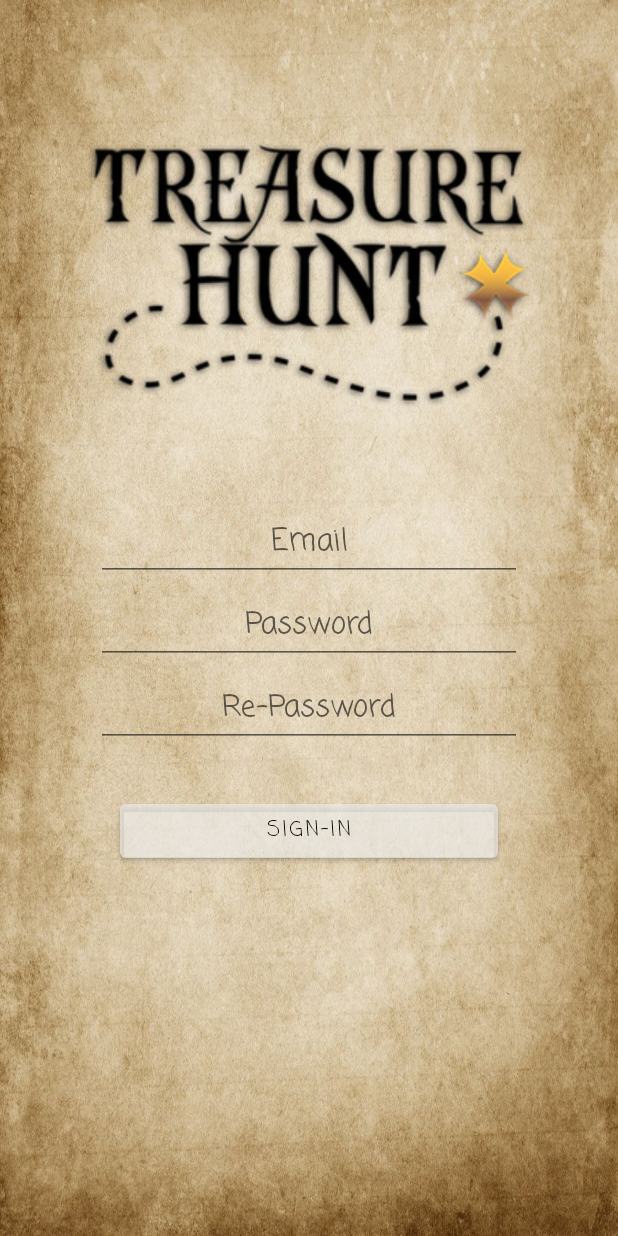
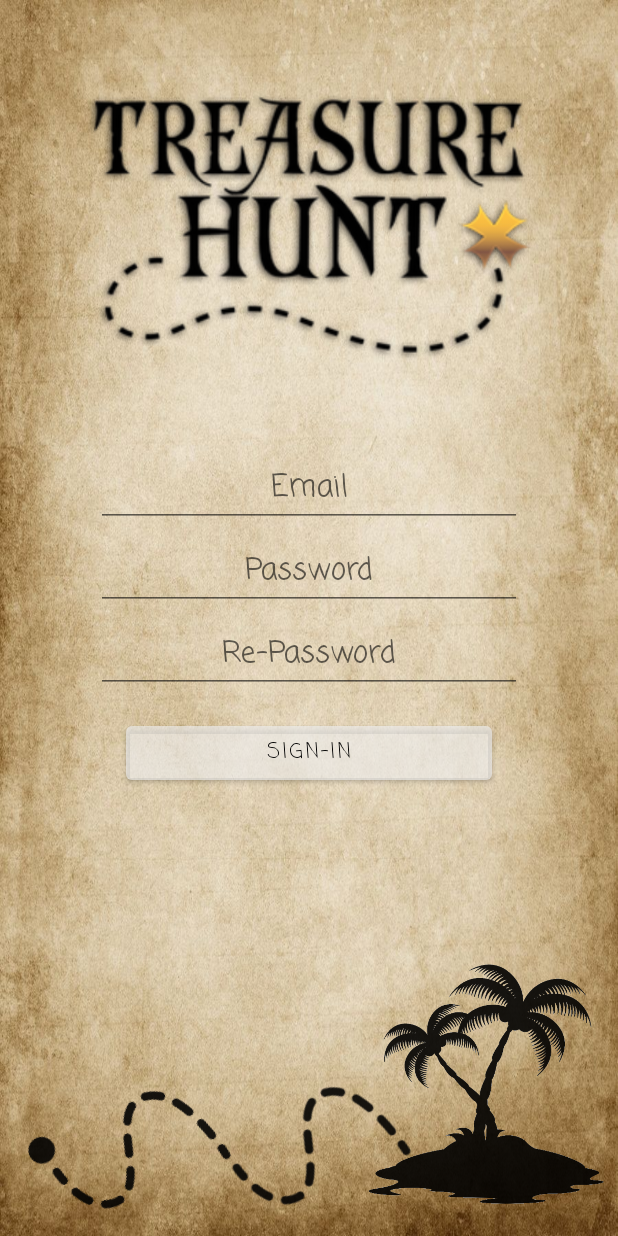
Before and after one commit to IdoSagiv/treasure-hunt, an Android app: the CreatorRegisterFragment screen opened through its navigation route, on a phone screen of 412 x 824 dp. Run offline under Robolectric (Android 15) with nearby library versions, the phone set to English and light mode, and no system bars; our stand-ins replace Firebase (no records; nobody signed in at launch, a user with empty details on screens opened directly); libraries missing offline, so code that uses them is left out: org.osmdroid.config, org.osmdroid.util; 1 statement that could not run was skipped.

Commit message:
app design changes

```diff
--- a/app/src/main/java/huji/postpc2021/treasure_hunt/CreatorFlow/ClueLocationAdapter.java
+++ b/app/src/main/java/huji/postpc2021/treasure_hunt/CreatorFlow/ClueLocationAdapter.java
@@ -1,5 +1,6 @@
 package huji.postpc2021.treasure_hunt.CreatorFlow;
 
+import android.annotation.SuppressLint;
 import android.content.Context;
 import android.view.LayoutInflater;
 import android.view.MotionEvent;
@@ -39,6 +40,7 @@ public class ClueLocationAdapter extends RecyclerView.Adapter<ClueLocationViewHo
         notifyDataSetChanged();
     }
 
+    @SuppressLint("ClickableViewAccessibility")
     @NonNull
     @Override
     public ClueLocationViewHolder onCreateViewHolder(@NonNull ViewGroup parent, int viewType) {
@@ -59,7 +61,6 @@ public class ClueLocationAdapter extends RecyclerView.Adapter<ClueLocationViewHo
     public void onBindViewHolder(@NonNull ClueLocationViewHolder holder, int position) {
         Clue clue = clues.get(position);
         holder.clueDescriptionTextView.setText(clue.getDescription());
-        holder.clueIndexTextView.setText(Integer.toString(clue.getIndex()));
         holder.goToClueButton.setOnClickListener(v -> {
             if (goToMarkerBtnCallback != null) {
                 goToMarkerBtnCallback.onClick(clue);
--- a/app/src/main/java/huji/postpc2021/treasure_hunt/CreatorFlow/ClueLocationViewHolder.java
+++ b/app/src/main/java/huji/postpc2021/treasure_hunt/CreatorFlow/ClueLocationViewHolder.java
@@ -12,7 +12,6 @@ import huji.postpc2021.treasure_hunt.R;
 public class ClueLocationViewHolder extends RecyclerView.ViewHolder {
     View view;
     TextView clueDescriptionTextView;
-    TextView clueIndexTextView;
     ImageView goToClueButton;
     ImageView dragHandleButton;
 
@@ -20,7 +19,6 @@ public class ClueLocationViewHolder extends RecyclerView.ViewHolder {
         super(itemView);
         this.view = itemView;
         this.clueDescriptionTextView = itemView.findViewById(R.id.textViewClueDescription);
-        this.clueIndexTextView = itemView.findViewById(R.id.textViewClueIndex);
         this.goToClueButton = itemView.findViewById(R.id.buttonGoToClueLocation);
         this.dragHandleButton = itemView.findViewById(R.id.buttonDragHandle);
     }
--- a/app/src/main/res/layout/fragment_creator_edit_game.xml
+++ b/app/src/main/res/layout/fragment_creator_edit_game.xml
@@ -105,8 +105,8 @@
                 android:layout_marginBottom="24dp"
                 android:layout_weight="10"
                 android:paddingStart="16dp"
+                android:paddingEnd="16dp"
                 android:scrollbars="vertical"
-                android:paddingEnd="16dp"
                 tools:listitem="@layout/clue_location_item" />
 
             <LinearLayout
--- a/app/src/main/res/layout/fragment_creator_register.xml
+++ b/app/src/main/res/layout/fragment_creator_register.xml
@@ -8,83 +8,95 @@
     android:background="@drawable/app_background"
     tools:context=".CreatorFlow.Fragments.CreatorRegisterFragment">
 
+    <LinearLayout
+        android:layout_width="match_parent"
+        android:layout_height="0dp"
+        android:gravity="center_horizontal"
+        android:orientation="vertical"
+        app:layout_constraintBottom_toTopOf="@+id/layout_images"
+        app:layout_constraintTop_toTopOf="parent">
 
         <ImageView
-        android:id="@+id/imageViewLogoInCreatorRegister"
             android:layout_width="300dp"
             android:layout_height="300dp"
-        android:layout_marginTop="32dp"
-        app:layout_constraintEnd_toEndOf="parent"
-        app:layout_constraintStart_toStartOf="parent"
-        app:layout_constraintTop_toTopOf="parent"
             app:srcCompat="@drawable/logo" />
+
+        <LinearLayout
+            android:layout_width="match_parent"
+            android:layout_height="wrap_content"
+            android:layout_gravity="center_horizontal"
+            android:layout_marginStart="64dp"
+            android:layout_marginEnd="64dp"
+            android:orientation="vertical">
 
             <EditText
                 android:id="@+id/editTextNewEmail"
-        android:layout_width="0dp"
+                android:layout_width="match_parent"
                 android:layout_height="wrap_content"
-        android:layout_marginStart="64dp"
-        android:layout_marginTop="4dp"
-        android:layout_marginEnd="64dp"
                 android:fontFamily="@string/app_font"
                 android:hint="@string/Register_Email"
                 android:inputType="textEmailAddress"
                 android:textAlignment="center"
                 android:textColor="@color/black"
-        android:textSize="20sp"
-        app:layout_constraintEnd_toEndOf="parent"
-        app:layout_constraintStart_toStartOf="parent"
-        app:layout_constraintTop_toBottomOf="@id/imageViewLogoInCreatorRegister" />
+                android:textSize="20sp" />
 
             <EditText
                 android:id="@+id/editTextNewPassword"
-        android:layout_width="0dp"
+                android:layout_width="match_parent"
                 android:layout_height="wrap_content"
-        android:layout_marginStart="64dp"
                 android:layout_marginTop="4dp"
-        android:layout_marginEnd="64dp"
                 android:fontFamily="@string/app_font"
                 android:hint="@string/Register_password"
                 android:inputType="textPassword"
                 android:textAlignment="center"
                 android:textColor="@color/black"
-        android:textSize="20sp"
-        app:layout_constraintEnd_toEndOf="parent"
-        app:layout_constraintStart_toStartOf="parent"
-        app:layout_constraintTop_toBottomOf="@id/editTextNewEmail" />
+                android:textSize="20sp" />
 
             <EditText
                 android:id="@+id/editTextNewRePassword"
-        android:layout_width="0dp"
+                android:layout_width="match_parent"
                 android:layout_height="wrap_content"
-        android:layout_marginStart="64dp"
                 android:layout_marginTop="4dp"
-        android:layout_marginEnd="64dp"
                 android:fontFamily="@string/app_font"
                 android:hint="@string/Register_re_password"
                 android:inputType="textPassword"
                 android:textAlignment="center"
                 android:textColor="@color/black"
-        android:textSize="20sp"
-        app:layout_constraintEnd_toEndOf="parent"
-        app:layout_constraintStart_toStartOf="parent"
-        app:layout_constraintTop_toBottomOf="@id/editTextNewPassword" />
+                android:textSize="20sp" />
 
 
             <Button
                 android:id="@+id/buttonSignIn"
-        android:layout_width="0dp"
+                android:layout_width="match_parent"
                 android:layout_height="wrap_content"
-        android:layout_marginStart="80dp"
-        android:layout_marginTop="32dp"
-        android:layout_marginEnd="80dp"
+                android:layout_marginStart="20dp"
+                android:layout_marginTop="16dp"
+                android:layout_marginEnd="20dp"
                 android:fontFamily="@string/app_font"
                 android:text="@string/Register_sign_in"
                 android:textColor="@color/black"
-        app:backgroundTint="@color/buttons_background"
-        app:layout_constraintEnd_toEndOf="parent"
-        app:layout_constraintStart_toStartOf="parent"
-        app:layout_constraintTop_toBottomOf="@+id/editTextNewRePassword" />
+                app:backgroundTint="@color/buttons_background" />
+
+        </LinearLayout>
+
+    </LinearLayout>
+
+    <LinearLayout
+        android:id="@+id/layout_images"
+        android:layout_width="match_parent"
+        android:layout_height="wrap_content"
+        android:gravity="center_vertical"
+        android:orientation="horizontal"
+        app:layout_constraintBottom_toBottomOf="parent">
+
+        <ImageView
+            android:layout_width="wrap_content"
+            android:layout_height="200dp"
+            android:layout_marginStart="16dp"
+            android:layout_marginEnd="8dp"
+            android:alpha="0.9"
+            android:src="@drawable/path_to_island" />
+    </LinearLayout>
 
 
 </androidx.constraintlayout.widget.ConstraintLayout>
--- a/app/src/main/res/layout/fragment_game_over.xml
+++ b/app/src/main/res/layout/fragment_game_over.xml
@@ -24,11 +24,10 @@
         android:layout_width="wrap_content"
         android:layout_height="wrap_content"
         android:layout_marginTop="8dp"
-        android:fontFamily="@string/app_font"
         android:gravity="center"
         android:text="@string/score_list"
-        android:textColor="@color/black"
         android:textSize="28sp"
+        style="@style/AppTextStyle"
         app:layout_constraintEnd_toEndOf="parent"
         app:layout_constraintStart_toStartOf="parent"
         app:layout_constraintTop_toBottomOf="@id/imageViewLogoInGameOver" />
--- a/app/src/main/res/navigation/nav_graph.xml
+++ b/app/src/main/res/navigation/nav_graph.xml
@@ -165,8 +165,10 @@
         <action
             android:id="@+id/action_creatorDoneEditGame_to_creatorInPlay"
             app:destination="@id/creatorInPlay"
-            app:enterAnim="@anim/slide_in_left"
-            app:popEnterAnim="@anim/slide_in_left" />
+            app:enterAnim="@anim/slide_in_right"
+            app:exitAnim="@anim/slide_out_left"
+            app:popEnterAnim="@anim/slide_in_left"
+            app:popExitAnim="@anim/slide_out_right" />
         <action
             android:id="@+id/action_creatorDoneEditGame_to_creatorHomeScreen"
             app:destination="@id/creatorHomeScreen"
@@ -187,8 +189,10 @@
         <action
             android:id="@+id/action_creatorInPlay_to_creatorGameOver"
             app:destination="@id/creatorGameOver"
-            app:enterAnim="@anim/slide_in_left"
-            app:popEnterAnim="@anim/slide_in_left" />
+            app:enterAnim="@anim/slide_in_right"
+            app:exitAnim="@anim/slide_out_left"
+            app:popEnterAnim="@anim/slide_in_left"
+            app:popExitAnim="@anim/slide_out_right" />
     </fragment>
 
     <fragment
--- a/app/src/main/res/values/strings.xml
+++ b/app/src/main/res/values/strings.xml
@@ -27,7 +27,7 @@
     <string name="Register_re_password">Re-Password</string>
     <string name="Register_sign_in">Sign-in</string>
 
-    <string name="enter_existing_game_btn">Existing game</string>
+    <string name="enter_existing_game_btn">Existing Game</string>
     <string name="creator_new_game">New Game</string>
     <string name="logout_button">Logout</string>
 
--- a/app/src/main/res/values/styles.xml
+++ b/app/src/main/res/values/styles.xml
@@ -6,4 +6,10 @@
         <item name="android:minHeight">18dp</item>
         <item name="android:maxHeight">18dp</item>
     </style>
+
+    <style name="AppTextStyle">
+        <item name="android:textStyle">bold</item>
+        <item name="android:textColor">@color/black</item>
+        <item name="fontFamily">@string/app_font</item>
+    </style>
 </resources>
```
Also changed, not shown: app/src/main/res/drawable/ic_drag_handle.xml (deleted, +0 -10 lines), app/src/main/res/layout/clue_location_item.xml (+29 -23 lines), app/src/main/res/layout/fragment_creator_home_screen.xml (+51 -23 lines), app/src/main/res/layout/fragment_creator_login.xml (+44 -32 lines), app/src/main/res/layout/fragment_enter_game.xml (+21 -11 lines), app/src/main/res/layout/fragment_home_screen.xml (+21 -11 lines), app/src/main/res/layout/fragment_wait_for_game.xml (+6 -3 lines), app/src/main/res/drawable/ic_drag_handle.png (added), app/src/main/res/drawable/path_to_island.png (added). Lines whose indentation alone changed are shown as unchanged.
